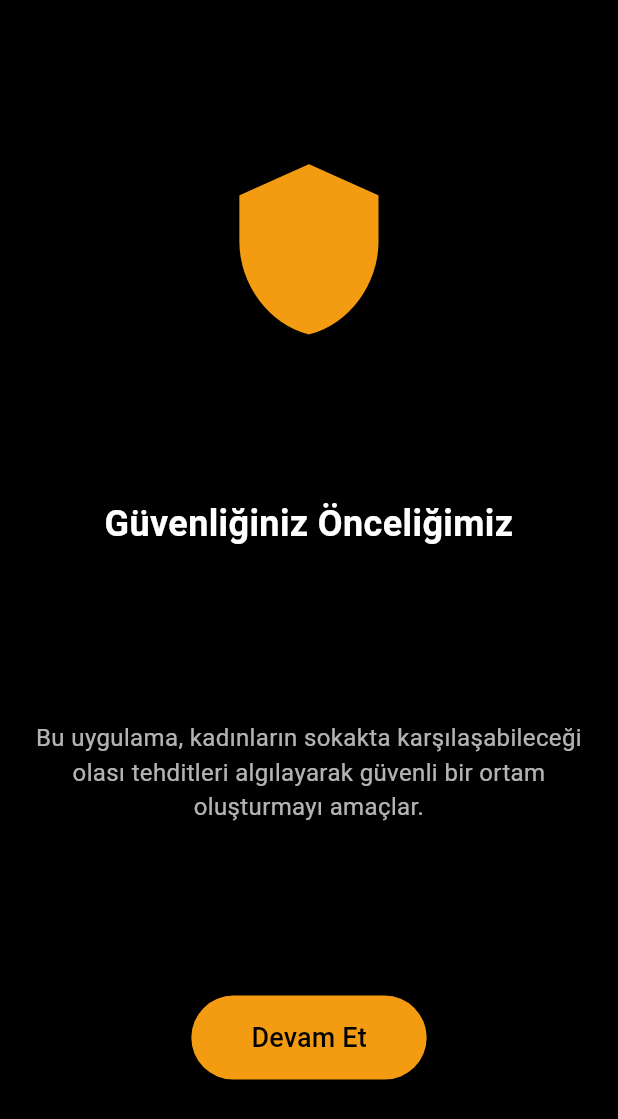
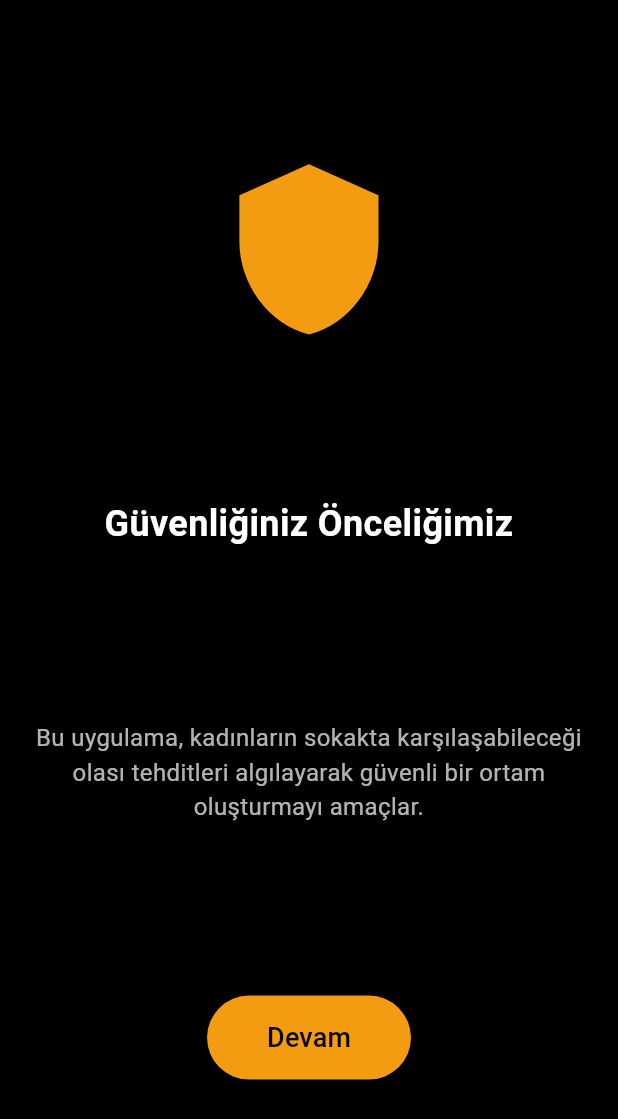
Before and after one commit to doguclks/YalnizDegilsin_Mobile_App_Project, a Flutter app: the screen it shows after launch, on a phone screen of 412 x 824 dp. Shown: the top 1119 px of the screen. Run offline on Flutter 3.47's test engine with Material 3 defaults, Android fonts, the phone set to English and light mode, and no system bars; missing offline and left inert: page_animation_transition.

Commit message:
version 3

```diff
--- a/lib/main.dart
+++ b/lib/main.dart
@@ -1,6 +1,7 @@
 import 'package:app/colors/colors.dart';
 import 'package:app/pages/how_to_use_screen.dart';
 import 'package:app/pages/login.dart';
+import 'package:app/pages/sms_verification.dart';
 import 'package:app/pages/splash_screen_1.dart';
 import 'package:flutter/material.dart';
 
@@ -23,6 +24,9 @@ class MyApp extends StatelessWidget {
             iconTheme: IconThemeData(color: AppColors.textColor)),
         colorScheme: ColorScheme.fromSeed(seedColor: Colors.deepOrange),
         scaffoldBackgroundColor: Colors.black,
+        inputDecorationTheme: InputDecorationTheme(
+            labelStyle: TextStyle(color: AppColors.textColor),
+            hintStyle: TextStyle(color: Colors.grey)),
         useMaterial3: true,
       ),
       home: SplashScreen(),
--- a/lib/pages/splash_screen_1.dart
+++ b/lib/pages/splash_screen_1.dart
@@ -1,4 +1,5 @@
 import 'package:app/pages/how_to_use_screen.dart';
+import 'package:app/widgets/elevated_button_widget.dart';
 import 'package:flutter/material.dart';
 import 'package:page_animation_transition/animations/fade_animation_transition.dart';
 import 'package:page_animation_transition/page_animation_transition.dart';
@@ -48,27 +49,10 @@ class SplashScreen extends StatelessWidget {
                 ),
               ),
               // Devam Butonu
-              ElevatedButton(
-                style: ElevatedButton.styleFrom(
-                  backgroundColor: Color(0xFFF39C12), // Turuncu
-                  padding: EdgeInsets.symmetric(horizontal: 40, vertical: 15),
-                  shape: RoundedRectangleBorder(
-                    borderRadius: BorderRadius.circular(30), // Yuvarlak köşeler
-                  ),
-                ),
-                onPressed: () {
-                  Navigator.of(context).push(PageAnimationTransition(
-                      page: HowToUseScreen(),
-                      pageAnimationType: FadeAnimationTransition()));
-                },
-                child: Text(
-                  "Devam Et",
-                  style: TextStyle(
-                    fontSize: 18,
-                    color: Colors.black, // Turuncu düğme üzerindeki yazı: Siyah
-                  ),
-                ),
-              ),
+              ElevatedButtonWidget(
+                buttonText: "Devam",
+                nextPage: HowToUseScreen(),
+              )
             ],
           ),
         ),
--- /dev/null
+++ b/lib/widgets/elevated_button_widget.dart
@@ -0,0 +1,40 @@
+import 'package:flutter/material.dart';
+import 'package:page_animation_transition/animations/fade_animation_transition.dart';
+import 'package:page_animation_transition/page_animation_transition.dart';
+
+class ElevatedButtonWidget extends StatelessWidget {
+  final String buttonText; // Buton üzerindeki yazı
+  final Widget nextPage; // Geçiş yapılacak sayfa
+
+  const ElevatedButtonWidget({
+    super.key,
+    required this.buttonText, // Button metni dışarıdan alınacak
+    required this.nextPage, // Sayfa dışarıdan alınacak
+  });
+
+  @override
+  Widget build(BuildContext context) {
+    return ElevatedButton(
+      style: ElevatedButton.styleFrom(
+        backgroundColor: Color(0xFFF39C12), // Turuncu
+        padding: EdgeInsets.symmetric(horizontal: 40, vertical: 15),
+        shape: RoundedRectangleBorder(
+          borderRadius: BorderRadius.circular(30), // Yuvarlak köşeler
+        ),
+      ),
+      onPressed: () {
+        Navigator.of(context).push(PageAnimationTransition(
+          page: nextPage, // Parametre olarak alınan sayfaya geçiş yapılır
+          pageAnimationType: FadeAnimationTransition(), // Animasyon türü
+        ));
+      },
+      child: Text(
+        buttonText, // Parametre olarak alınan buton metni
+        style: TextStyle(
+          fontSize: 18,
+          color: Colors.black, // Buton üzerindeki yazı: Siyah
+        ),
+      ),
+    );
+  }
+}
--- a/lib/widgets/text_field_widget.dart
+++ b/lib/widgets/text_field_widget.dart
@@ -1,3 +1,4 @@
+import 'package:app/colors/colors.dart';
 import 'package:flutter/material.dart';
 
 class TextFieldWidget extends StatefulWidget {
@@ -22,6 +23,7 @@ class _TextFieldWidgetState extends State<TextFieldWidget> {
   @override
   Widget build(BuildContext context) {
     return TextField(
+      style: TextStyle(color: AppColors.textColor),
       keyboardType: widget.keyboardType,
       obscureText: widget.isPassword ? _obscureText : false,
       decoration: InputDecoration(
```
Also changed, not shown: lib/pages/how_to_use_screen.dart (+3 -24 lines), lib/pages/register.dart (+8 -1 lines), lib/pages/sms_verification.dart (added, +101 -0 lines), lib/pages/wyh_phonenumber.dart (+2 -22 lines), lib/widgets/pin_code_field.dart (added, +37 -0 lines).
